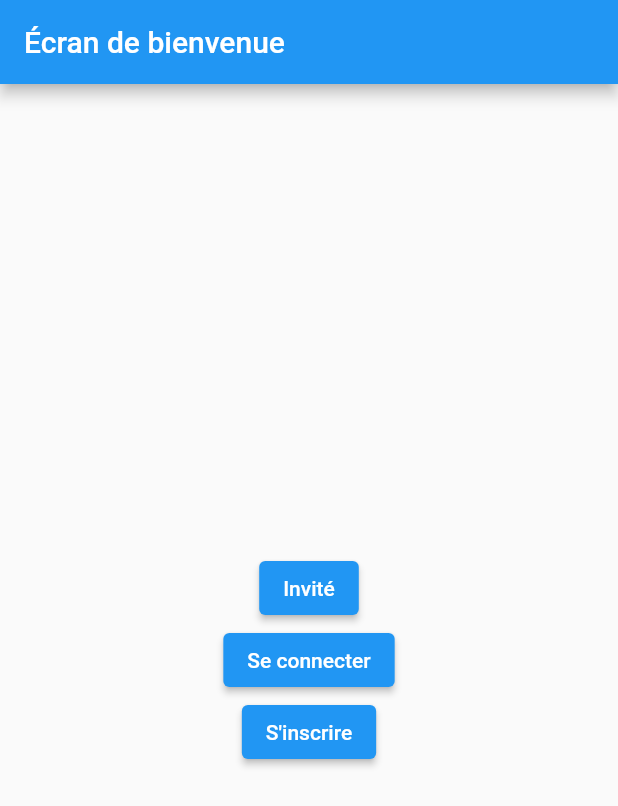
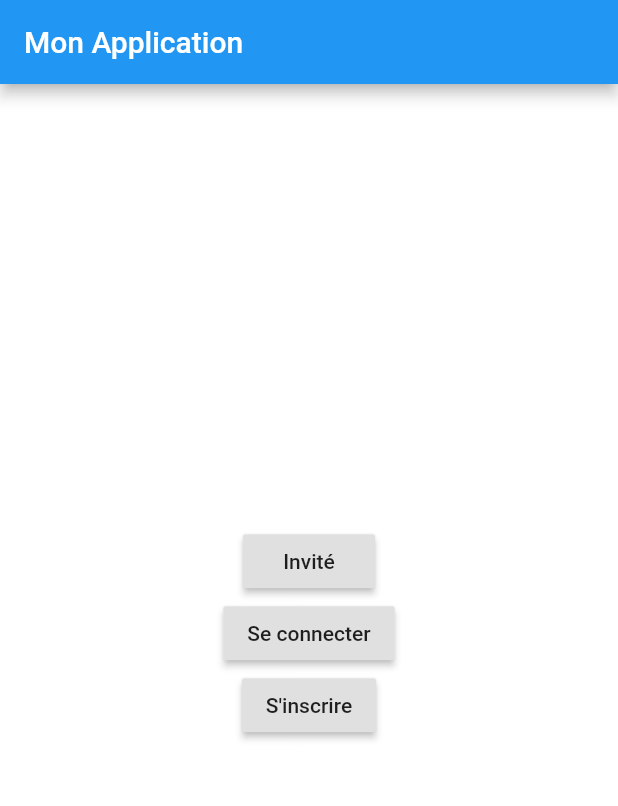
Before and after one commit to simon-mgnz/Projects, a Flutter app: the screen it shows after launch, on a phone screen of 412 x 824 dp. Shown: the top 806 px of the screen. Run offline on Flutter 3.47's test engine with Material 2 defaults, Android fonts, the phone set to English and light mode, and no system bars.

Commit message:
modified:   project_swiess/lib/main.dart

```diff
--- a/project_swiess/lib/main.dart
+++ b/project_swiess/lib/main.dart
@@ -8,50 +8,40 @@ class MyApp extends StatelessWidget {
   @override
   Widget build(BuildContext context) {
     return MaterialApp(
-      title: 'Mon Application',
-      theme: ThemeData(
-        primarySwatch: Colors.blue,
+      home: Scaffold(
+        appBar: AppBar(
+          title: Text('Mon Application'),
         ),
-      home: WelcomeScreen(),
-    );
-  }
-}
-
-class WelcomeScreen extends StatelessWidget {
-  @override
-  Widget build(BuildContext context) {
-    return Scaffold(
-      appBar: AppBar(
-        title: Text('Écran de bienvenue'),
-      ),
-      body: Center(
+        body: AspectRatio(
+          aspectRatio: 9 / 16,
+          child: Container(
+            color: Colors.white,
             child: Column(
               mainAxisAlignment: MainAxisAlignment.center,
               children: [
-            ElevatedButton(
+                RaisedButton(
                   onPressed: () {
-                // Action pour le bouton "Invité"
-                // À définir selon les besoins
+                    // Action du bouton "Invité"
                   },
                   child: Text('Invité'),
                 ),
-            ElevatedButton(
+                RaisedButton(
                   onPressed: () {
-                // Action pour le bouton "Se connecter"
-                // À définir selon les besoins
+                    // Action du bouton "Se connecter"
                   },
                   child: Text('Se connecter'),
                 ),
-            ElevatedButton(
+                RaisedButton(
                   onPressed: () {
-                // Action pour le bouton "S'inscrire"
-                // À définir selon les besoins
+                    // Action du bouton "S'inscrire"
                   },
                   child: Text("S'inscrire"),
                 ),
               ],
             ),
           ),
+        ),
+      ),
     );
   }
 }
```
Lines whose indentation alone changed are shown as unchanged.
